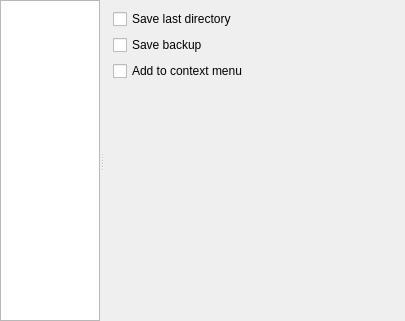
The window that xoptionswidget.ui (horsicq/XOptions) describes before a commit, drawn with Qt 5.
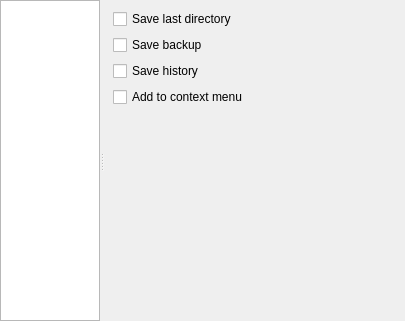
The same window after the commit.

What changed in the file:
```diff
--- a/xoptionswidget.ui
+++ b/xoptionswidget.ui
@@ -239,6 +239,13 @@
               </property>
              </widget>
             </item>
+            <item>
+             <widget class="QCheckBox" name="checkBoxFileSaveHistory">
+              <property name="text">
+               <string>Save history</string>
+              </property>
+             </widget>
+            </item>
             <item>
              <widget class="QCheckBox" name="checkBoxFileContext">
               <property name="text">
```
Left out of the diff: 4 changed lines with no effect on the pictures.
